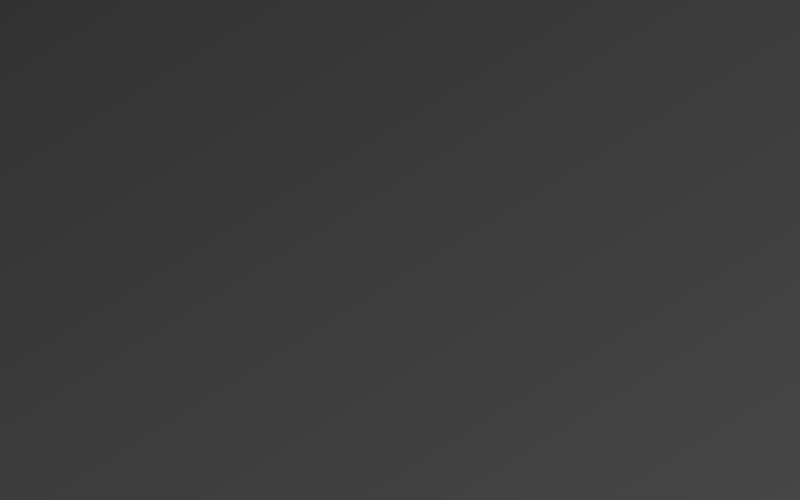
First picture: the form in windows/ping.ui, repository canadianFisherman/systemAdminHelper, before the edit.
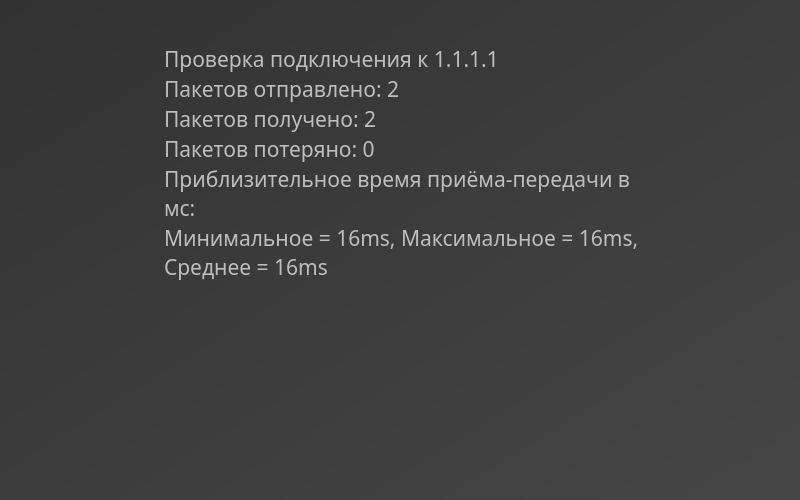
Second picture: the form after the edit.

Commit message: Добавлены

```diff
--- a/windows/ping.ui
+++ b/windows/ping.ui
@@ -38,6 +38,12 @@
      <height>391</height>
     </rect>
    </property>
+   <property name="font">
+    <font>
+     <family>Yu Gothic UI Light</family>
+     <pointsize>16</pointsize>
+    </font>
+   </property>
    <property name="styleSheet">
     <string notr="true">color: rgb(190, 190, 190);
 border-style:outset;
@@ -45,7 +51,13 @@
 </string>
    </property>
    <property name="plainText">
-    <string/>
+    <string>Проверка подключения к 1.1.1.1
+Пакетов отправлено: 2
+Пакетов получено: 2
+Пакетов потеряно: 0
+Приблизительное время приёма-передачи в мс:
+Минимальное = 16ms, Максимальное = 16ms, Среднее = 16ms
+</string>
    </property>
   </widget>
  </widget>
```
Left out of the diff: 3 changed lines with no effect on the pictures. The commit also changes 1 other file.
